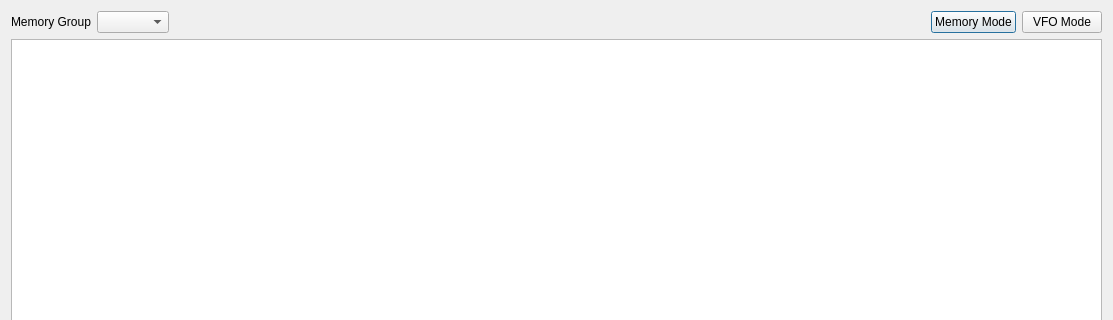
The window that memories.ui (adecarolis/wfweb) describes before a commit, drawn with Qt 5; both pictures show x 0 to 1113 and y 0 to 320 of the 1113 by 520 pixel window.
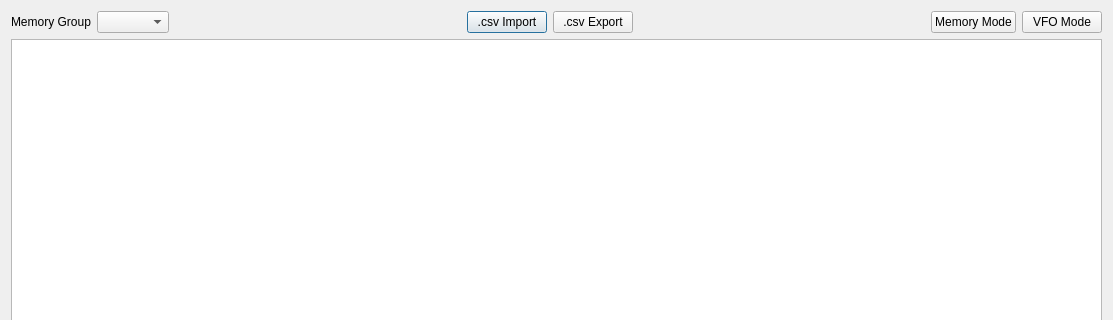
The same window after the commit. Custom widgets are drawn as their Qt base class.

Commit message: More fixes to memories and .pro file

What changed in the file:
```diff
--- a/memories.ui
+++ b/memories.ui
@@ -44,6 +44,33 @@
          </property>
         </spacer>
        </item>
+       <item>
+        <widget class="QPushButton" name="csvImport">
+         <property name="text">
+          <string>.csv Import</string>
+         </property>
+        </widget>
+       </item>
+       <item>
+        <widget class="QPushButton" name="csvExport">
+         <property name="text">
+          <string>.csv Export</string>
+         </property>
+        </widget>
+       </item>
+       <item>
+        <spacer name="horizontalSpacer_2">
+         <property name="orientation">
+          <enum>Qt::Horizontal</enum>
+         </property>
+         <property name="sizeHint" stdset="0">
+          <size>
+           <width>40</width>
+           <height>20</height>
+          </size>
+         </property>
+        </spacer>
+       </item>
        <item>
         <widget class="QPushButton" name="memoryMode">
          <property name="text">
```
The commit also changes 7 other files.
